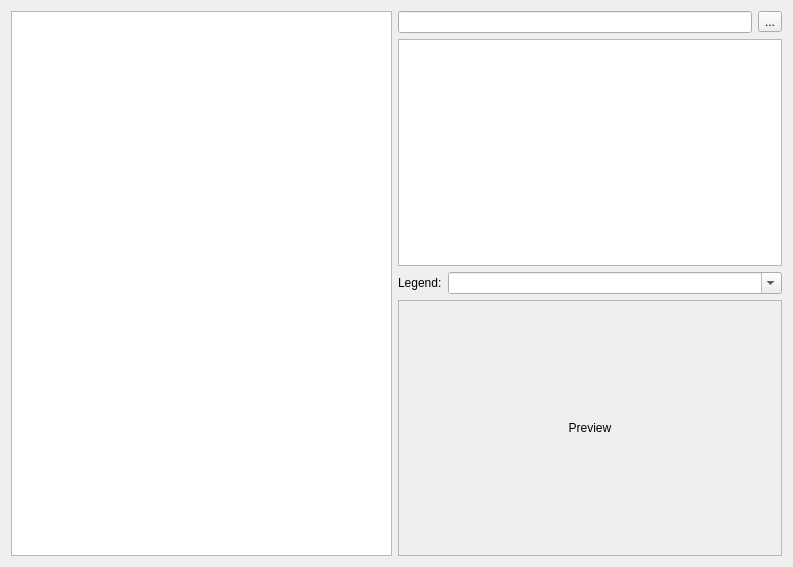
First picture: the form in src/tiled/BuildingEditor/welcomemode.ui, repository timbaker/buildinged, before the edit.
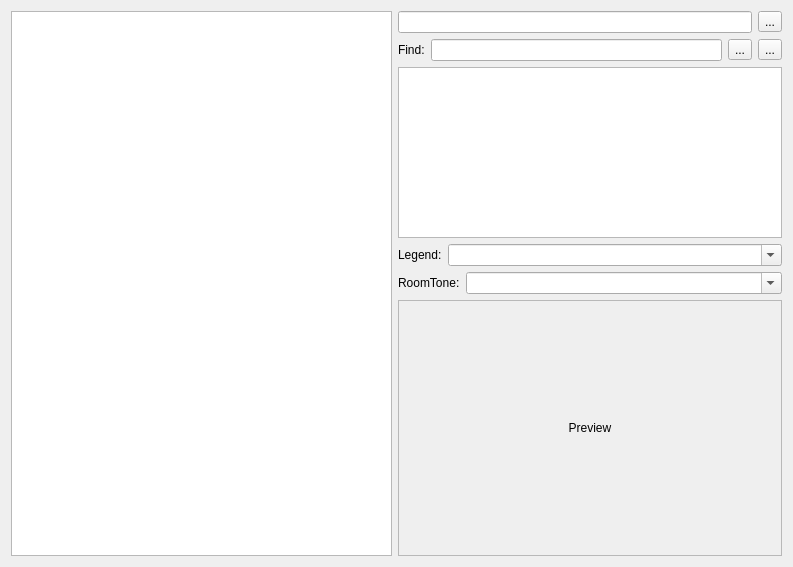
Second picture: the form after the edit. Icons and pictures are not drawn.

Patch:
```diff
--- a/src/tiled/BuildingEditor/welcomemode.ui
+++ b/src/tiled/BuildingEditor/welcomemode.ui
@@ -60,6 +60,64 @@
        </layout>
       </widget>
      </item>
+     <item>
+      <layout class="QHBoxLayout" name="findLayout">
+       <item>
+        <widget class="QLabel" name="findLabel">
+         <property name="sizePolicy">
+          <sizepolicy hsizetype="Preferred" vsizetype="Preferred">
+           <horstretch>0</horstretch>
+           <verstretch>0</verstretch>
+          </sizepolicy>
+         </property>
+         <property name="text">
+          <string>Find:</string>
+         </property>
+        </widget>
+       </item>
+       <item>
+        <widget class="QLineEdit" name="findEdit">
+         <property name="sizePolicy">
+          <sizepolicy hsizetype="Preferred" vsizetype="Fixed">
+           <horstretch>1</horstretch>
+           <verstretch>0</verstretch>
+          </sizepolicy>
+         </property>
+         <property name="maximumSize">
+          <size>
+           <width>384</width>
+           <height>16777215</height>
+          </size>
+         </property>
+         <property name="clearButtonEnabled">
+          <bool>true</bool>
+         </property>
+        </widget>
+       </item>
+       <item>
+        <widget class="QToolButton" name="findPrev">
+         <property name="text">
+          <string>...</string>
+         </property>
+         <property name="icon">
+          <iconset resource="../tiled.qrc">
+           <normaloff>:/images/16x16/go-up.png</normaloff>:/images/16x16/go-up.png</iconset>
+         </property>
+        </widget>
+       </item>
+       <item>
+        <widget class="QToolButton" name="findNext">
+         <property name="text">
+          <string>...</string>
+         </property>
+         <property name="icon">
+          <iconset resource="../tiled.qrc">
+           <normaloff>:/images/16x16/go-down.png</normaloff>:/images/16x16/go-down.png</iconset>
+         </property>
+        </widget>
+       </item>
+      </layout>
+     </item>
      <item>
       <widget class="QTreeView" name="treeView">
        <property name="maximumSize">
@@ -100,6 +158,36 @@
        </item>
       </layout>
      </item>
+     <item>
+      <layout class="QHBoxLayout" name="roomToneLayout">
+       <item>
+        <widget class="QLabel" name="roomToneLabel">
+         <property name="sizePolicy">
+          <sizepolicy hsizetype="Preferred" vsizetype="Preferred">
+           <horstretch>0</horstretch>
+           <verstretch>0</verstretch>
+          </sizepolicy>
+         </property>
+         <property name="text">
+          <string>RoomTone:</string>
+         </property>
+        </widget>
+       </item>
+       <item>
+        <widget class="QComboBox" name="roomToneCombo">
+         <property name="sizePolicy">
+          <sizepolicy hsizetype="Preferred" vsizetype="Fixed">
+           <horstretch>1</horstretch>
+           <verstretch>0</verstretch>
+          </sizepolicy>
+         </property>
+         <property name="editable">
+          <bool>true</bool>
+         </property>
+        </widget>
+       </item>
+      </layout>
+     </item>
      <item>
       <widget class="QLabel" name="label">
        <property name="sizePolicy">
```
